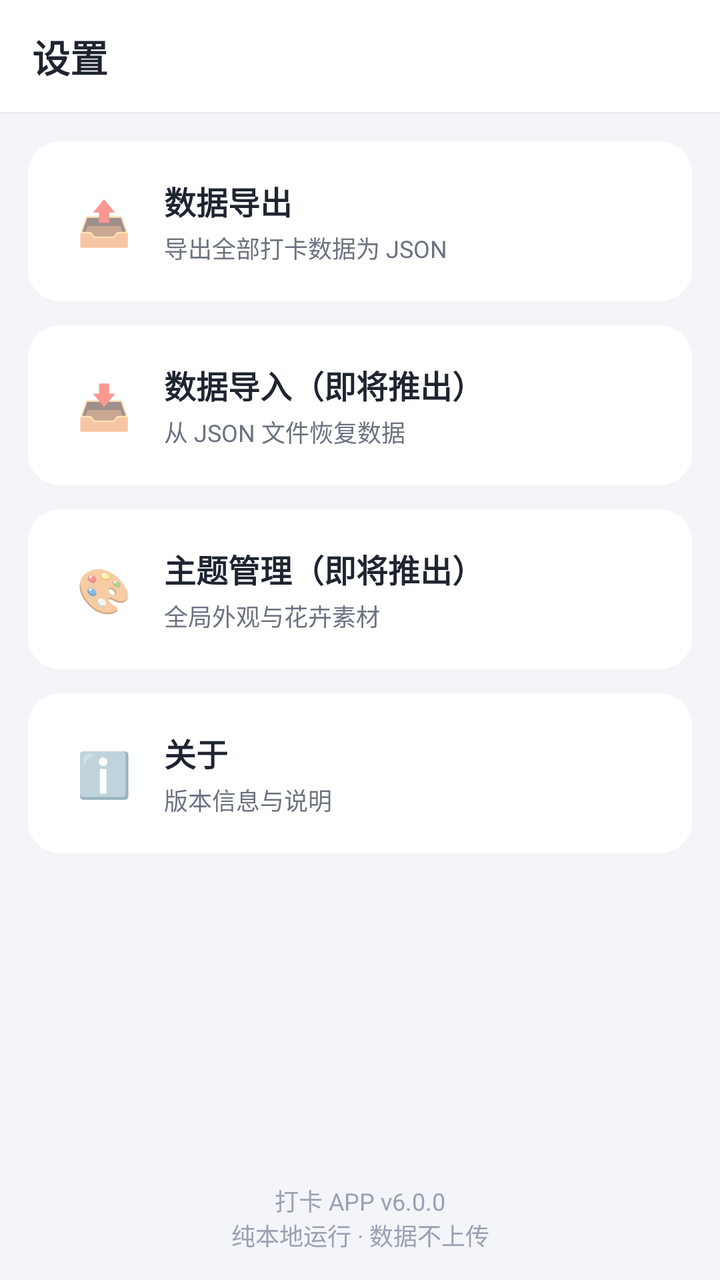
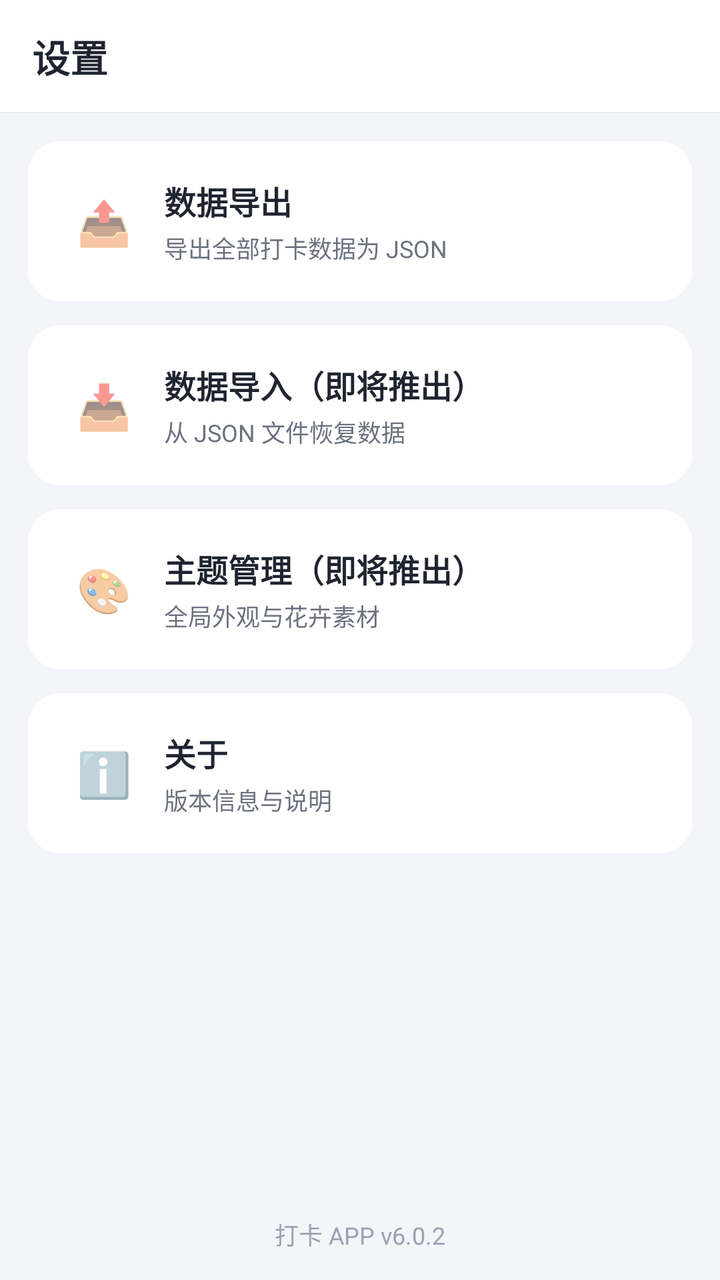

Compare the two renders of this Android layout. The source of the first and the diff that turns it into the second are given below.
<!-- AndroidManifest.xml: application theme Theme.Checkin -->
<!-- res/layout/fragment_settings.xml -->
<?xml version="1.0" encoding="utf-8"?>
<LinearLayout xmlns:android="http://schemas.android.com/apk/res/android"
    android:layout_width="match_parent"
    android:layout_height="match_parent"
    android:background="@color/bg_page"
    android:orientation="vertical">

    <LinearLayout
        android:layout_width="match_parent"
        android:layout_height="56dp"
        android:background="@color/white"
        android:gravity="center_vertical"
        android:paddingHorizontal="16dp">
        <TextView
            android:layout_width="wrap_content"
            android:layout_height="wrap_content"
            android:text="设置"
            android:textColor="@color/text_primary"
            android:textSize="19sp"
            android:textStyle="bold" />
    </LinearLayout>
    <View android:layout_width="match_parent" android:layout_height="0.5dp" android:background="@color/divider" />

    <LinearLayout
        android:layout_width="match_parent"
        android:layout_height="0dp"
        android:layout_weight="1"
        android:orientation="vertical"
        android:padding="14dp">

        <LinearLayout
            android:id="@+id/item_export"
            android:layout_width="match_parent"
            android:layout_height="wrap_content"
            android:background="@drawable/bg_card"
            android:clickable="true"
            android:focusable="true"
            android:gravity="center_vertical"
            android:orientation="horizontal"
            android:padding="18dp">
            <TextView android:layout_width="40dp" android:layout_height="40dp" android:gravity="center" android:text="📤" android:textSize="22sp" />
            <LinearLayout android:layout_width="0dp" android:layout_height="wrap_content" android:layout_marginStart="10dp" android:layout_weight="1" android:orientation="vertical">
                <TextView android:layout_width="wrap_content" android:layout_height="wrap_content" android:text="数据导出" android:textColor="@color/text_primary" android:textSize="16sp" android:textStyle="bold"/>
                <TextView android:layout_width="wrap_content" android:layout_height="wrap_content" android:layout_marginTop="3dp" android:text="导出全部打卡数据为 JSON" android:textColor="@color/text_secondary" android:textSize="12sp"/>
            </LinearLayout>
        </LinearLayout>

        <LinearLayout
            android:id="@+id/item_import"
            android:layout_width="match_parent"
            android:layout_height="wrap_content"
            android:layout_marginTop="12dp"
            android:background="@drawable/bg_card"
            android:clickable="true"
            android:focusable="true"
            android:gravity="center_vertical"
            android:orientation="horizontal"
            android:padding="18dp">
            <TextView android:layout_width="40dp" android:layout_height="40dp" android:gravity="center" android:text="📥" android:textSize="22sp" />
            <LinearLayout android:layout_width="0dp" android:layout_height="wrap_content" android:layout_marginStart="10dp" android:layout_weight="1" android:orientation="vertical">
                <TextView android:layout_width="wrap_content" android:layout_height="wrap_content" android:text="数据导入（即将推出）" android:textColor="@color/text_primary" android:textSize="16sp" android:textStyle="bold"/>
                <TextView android:layout_width="wrap_content" android:layout_height="wrap_content" android:layout_marginTop="3dp" android:text="从 JSON 文件恢复数据" android:textColor="@color/text_secondary" android:textSize="12sp"/>
            </LinearLayout>
        </LinearLayout>

        <LinearLayout
            android:id="@+id/item_theme"
            android:layout_width="match_parent"
            android:layout_height="wrap_content"
            android:layout_marginTop="12dp"
            android:background="@drawable/bg_card"
            android:clickable="true"
            android:focusable="true"
            android:gravity="center_vertical"
            android:orientation="horizontal"
            android:padding="18dp">
            <TextView android:layout_width="40dp" android:layout_height="40dp" android:gravity="center" android:text="🎨" android:textSize="22sp" />
            <LinearLayout android:layout_width="0dp" android:layout_height="wrap_content" android:layout_marginStart="10dp" android:layout_weight="1" android:orientation="vertical">
                <TextView android:layout_width="wrap_content" android:layout_height="wrap_content" android:text="主题管理（即将推出）" android:textColor="@color/text_primary" android:textSize="16sp" android:textStyle="bold"/>
                <TextView android:layout_width="wrap_content" android:layout_height="wrap_content" android:layout_marginTop="3dp" android:text="全局外观与花卉素材" android:textColor="@color/text_secondary" android:textSize="12sp"/>
            </LinearLayout>
        </LinearLayout>

        <LinearLayout
            android:id="@+id/item_about"
            android:layout_width="match_parent"
            android:layout_height="wrap_content"
            android:layout_marginTop="12dp"
            android:background="@drawable/bg_card"
            android:clickable="true"
            android:focusable="true"
            android:gravity="center_vertical"
            android:orientation="horizontal"
            android:padding="18dp">
            <TextView android:layout_width="40dp" android:layout_height="40dp" android:gravity="center" android:text="ℹ️" android:textSize="22sp" />
            <LinearLayout android:layout_width="0dp" android:layout_height="wrap_content" android:layout_marginStart="10dp" android:layout_weight="1" android:orientation="vertical">
                <TextView android:layout_width="wrap_content" android:layout_height="wrap_content" android:text="关于" android:textColor="@color/text_primary" android:textSize="16sp" android:textStyle="bold"/>
                <TextView android:layout_width="wrap_content" android:layout_height="wrap_content" android:layout_marginTop="3dp" android:text="版本信息与说明" android:textColor="@color/text_secondary" android:textSize="12sp"/>
            </LinearLayout>
        </LinearLayout>

        <View android:layout_width="match_parent" android:layout_height="0dp" android:layout_weight="1" />

        <TextView
            android:layout_width="match_parent"
            android:layout_height="wrap_content"
            android:gravity="center"
            android:text="打卡 APP v6.0.0\n纯本地运行 · 数据不上传"
            android:textColor="@color/text_hint"
            android:textSize="12sp" />
    </LinearLayout>
</LinearLayout>
<!-- resources referenced by this layout -->
<resources>
  <color name="bg_page">#F3F5F9</color>
  <color name="divider">#E7EAF1</color>
  <color name="text_hint">#9AA1B2</color>
  <color name="text_primary">#1F2430</color>
  <color name="text_secondary">#6B7280</color>
  <color name="white">#FFFFFF</color>
  <!-- drawable bg_card (drawable) -->
  <?xml version="1.0" encoding="utf-8"?>
  <shape xmlns:android="http://schemas.android.com/apk/res/android" android:shape="rectangle">
      <solid android:color="@color/bg_card" />
      <corners android:radius="16dp" />
  </shape>
  <style name="Theme.Checkin" parent="Theme.MaterialComponents.Light.NoActionBar">
          <item name="colorPrimary">@color/brand</item>
          <item name="colorPrimaryDark">@color/brand_dark</item>
          <item name="colorAccent">@color/brand</item>
          <item name="android:windowBackground">@color/bg_page</item>
          <item name="android:statusBarColor">@color/white</item>
          <item name="android:windowLightStatusBar">true</item>
          <item name="android:textColorPrimary">@color/text_primary</item>
          <item name="android:textColorSecondary">@color/text_secondary</item>
          <item name="bottomNavigationStyle">@style/Widget.Checkin.BottomNav</item>
      </style>
  <color name="bg_card">#FFFFFF</color>
  <color name="brand">#39C5BB</color>
  <color name="brand_dark">#1F9C94</color>
  <style name="Widget.Checkin.BottomNav" parent="Widget.MaterialComponents.BottomNavigationView">
          <item name="itemTextColor">@color/nav_tint</item>
          <item name="itemIconTint">@color/nav_tint</item>
          <item name="backgroundTint">@color/white</item>
          <item name="elevation">10dp</item>
          <item name="labelVisibilityMode">labeled</item>
      </style>
</resources>

<!-- the commit's change to res/layout/fragment_settings.xml (unified diff, before → after) -->
@@ -105,7 +105,7 @@
             android:layout_width="match_parent"
             android:layout_height="wrap_content"
             android:gravity="center"
-            android:text="打卡 APP v6.0.0\n纯本地运行 · 数据不上传"
+            android:id="@+id/tv_version" android:text="打卡 APP v6.0.2"
             android:textColor="@color/text_hint"
             android:textSize="12sp" />
     </LinearLayout>
